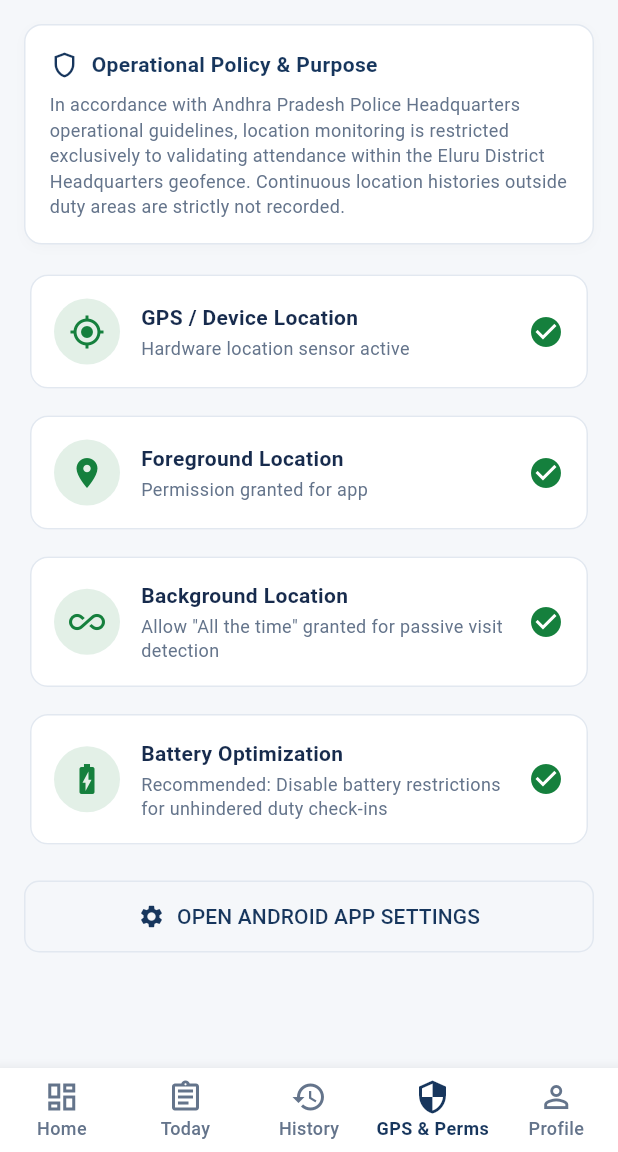
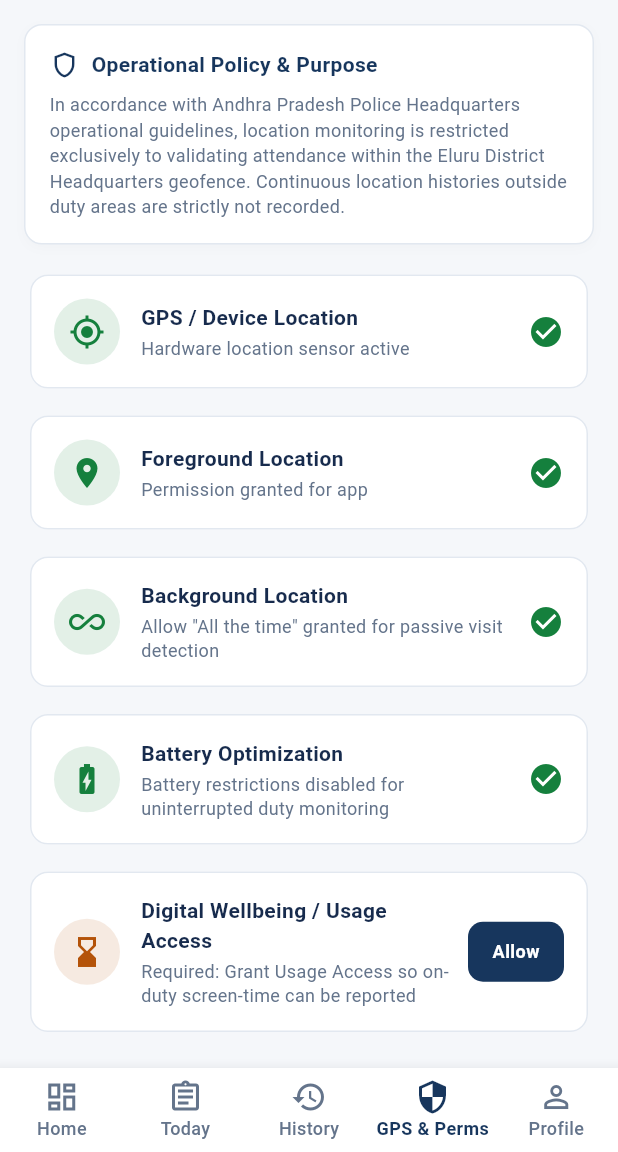
Before and after one commit to sunnynagendla2006-spec/police_attendance, a Flutter app: the HomeDashboardScreen screen opened directly, item 4 of the bottom bar chosen, on a phone screen of 412 x 824 dp, the part 84-1236 px from its top. Run offline on Flutter 3.47's test engine with Material 3 defaults, Android fonts, the phone set to English and light mode, and no system bars; our stand-ins replace geolocator, permission_handler, shared_preferences; missing offline and left inert: usage_stats; accounts and stored records are empty; network calls fail; statements that could not run were skipped.

Commit message:
Enforce mandatory permissions and continuous duty-hour tracking; fix dashboard perf and map flicker
- Gate app entry on a permissions screen requiring location, battery
  optimization exemption, and usage access before reaching the dashboard
- Remove manual location tracking toggle; auto start/stop tracking for the
  mandatory 09:30-18:00 duty window instead
- Add digital wellbeing (screen-time) reporting wired to the existing
  backend /app-usage endpoint
- Fix N+1 queries in the live-locations endpoint (2N+1 -> 2 queries per
  refresh) to speed up the admin dashboard
- Debounce the stale-location flag on the live map so markers stop
  flickering on/off near the staleness threshold

Co-Authored-By: Claude Sonnet 5 <noreply@anthropic.com>

```diff
--- a/constable-app/lib/core/constants.dart
+++ b/constable-app/lib/core/constants.dart
@@ -26,4 +26,17 @@ class AppConstants {
   // Location Quality Thresholds
   static const double maxAcceptableAccuracyMeters = 35.0;
   static const int locationIntervalSeconds = 30;
+
+  // Mandatory Duty Monitoring Window (local device time)
+  // Location tracking runs automatically for the full window below and
+  // cannot be paused by the officer from within the app.
+  static const int dutyStartHour = 9;
+  static const int dutyStartMinute = 30;
+  static const int dutyEndHour = 18;
+  static const int dutyEndMinute = 0;
+  static const int dutyWindowCheckSeconds = 60;
+
+  // Digital Wellbeing
+  static const String keyPermissionsOnboardingComplete = 'permissions_onboarding_complete_flag';
+  static const int appUsageReportIntervalMinutes = 30;
 }
--- a/constable-app/lib/screens/home_dashboard_screen.dart
+++ b/constable-app/lib/screens/home_dashboard_screen.dart
@@ -502,21 +502,30 @@ class _HomeDashboardScreenState extends State<HomeDashboardScreen> {
             ),
             const SizedBox(height: 10),
 
-            OutlinedButton.icon(
-              onPressed: () async {
-                if (isTracking) {
-                  await _locationService.stopTracking();
-                } else {
-                  await _locationService.startTracking();
-                }
-              },
-              icon: Icon(isTracking ? Icons.pause_circle_outline : Icons.play_circle_outline),
-              label: Text(isTracking ? 'PAUSE MONITORING' : 'START CONTINUOUS MONITORING'),
-              style: OutlinedButton.styleFrom(
-                foregroundColor: isTracking ? AppTheme.policeWarning : AppTheme.policeNavy,
-                side: BorderSide(color: isTracking ? AppTheme.policeWarning : AppTheme.borderLight),
-                padding: const EdgeInsets.symmetric(vertical: 14),
-                shape: RoundedRectangleBorder(borderRadius: BorderRadius.circular(10)),
+            Container(
+              padding: const EdgeInsets.symmetric(vertical: 14, horizontal: 14),
+              decoration: BoxDecoration(
+                color: isTracking ? AppTheme.policeSuccess.withOpacity(0.08) : const Color(0xFFF1F5F9),
+                borderRadius: BorderRadius.circular(10),
+                border: Border.all(color: isTracking ? AppTheme.policeSuccess.withOpacity(0.3) : AppTheme.borderLight),
+              ),
+              child: Row(
+                children: [
+                  Icon(
+                    isTracking ? Icons.shield_outlined : Icons.schedule,
+                    color: isTracking ? AppTheme.policeSuccess : AppTheme.textSecondary,
+                    size: 20,
+                  ),
+                  const SizedBox(width: 10),
+                  Expanded(
+                    child: Text(
+                      isTracking
+                          ? 'Duty monitoring is ON (mandatory 09:30 - 18:00). This cannot be paused from the app.'
+                          : 'Outside duty monitoring window (09:30 - 18:00). Monitoring resumes automatically.',
+                      style: const TextStyle(color: AppTheme.textSecondary, fontSize: 12, height: 1.3),
+                    ),
+                  ),
+                ],
               ),
             ),
           ],
--- a/constable-app/lib/screens/permissions_screen.dart
+++ b/constable-app/lib/screens/permissions_screen.dart
@@ -1,37 +1,87 @@
 import 'package:flutter/material.dart';
 import 'package:geolocator/geolocator.dart';
 import 'package:permission_handler/permission_handler.dart';
+import 'package:usage_stats/usage_stats.dart';
 import '../core/theme.dart';
 
 class PermissionsScreen extends StatefulWidget {
-  const PermissionsScreen({super.key});
+  /// When true, renders as a full-screen mandatory onboarding gate with a
+  /// "Continue" button that only unlocks once every required permission is
+  /// granted, and calls [onAllGranted] when the officer taps it.
+  final bool gateMode;
+  final VoidCallback? onAllGranted;
+
+  const PermissionsScreen({super.key, this.gateMode = false, this.onAllGranted});
 
   @override
   State<PermissionsScreen> createState() => _PermissionsScreenState();
 }
 
-class _PermissionsScreenState extends State<PermissionsScreen> {
+class _PermissionsScreenState extends State<PermissionsScreen> with WidgetsBindingObserver {
   bool _isGpsEnabled = false;
   LocationPermission _locationPermission = LocationPermission.denied;
   PermissionStatus _backgroundStatus = PermissionStatus.denied;
+  PermissionStatus _batteryStatus = PermissionStatus.denied;
+  bool _usageAccessGranted = false;
 
   @override
   void initState() {
     super.initState();
+    WidgetsBinding.instance.addObserver(this);
     _checkAllPermissions();
+  }
+
+  @override
+  void dispose() {
+    WidgetsBinding.instance.removeObserver(this);
+    super.dispose();
+  }
+
+  @override
+  void didChangeAppLifecycleState(AppLifecycleState state) {
+    // Officers often grant permissions from Settings, then return to the
+    // app - re-check immediately so the gate unlocks without a manual pull.
+    if (state == AppLifecycleState.resumed) {
+      _checkAllPermissions();
+    }
+  }
+
+  bool get _allMandatoryGranted {
+    final hasForeground = _locationPermission == LocationPermission.always || _locationPermission == LocationPermission.whileInUse;
+    final hasBackground = _locationPermission == LocationPermission.always || _backgroundStatus.isGranted;
+    return _isGpsEnabled && hasForeground && hasBackground && _batteryStatus.isGranted && _usageAccessGranted;
   }
 
   Future<void> _checkAllPermissions() async {
     final gps = await Geolocator.isLocationServiceEnabled();
     final locPerm = await Geolocator.checkPermission();
     final bgStatus = await Permission.locationAlways.status;
+    final batteryStatus = await Permission.ignoreBatteryOptimizations.status;
+    bool usageGranted = false;
+    try {
+      usageGranted = await UsageStats.checkUsagePermission() ?? false;
+    } catch (_) {
+      usageGranted = false;
+    }
 
+    if (!mounted) return;
     setState(() {
       _isGpsEnabled = gps;
       _locationPermission = locPerm;
       _backgroundStatus = bgStatus;
+      _batteryStatus = batteryStatus;
+      _usageAccessGranted = usageGranted;
     });
+
+    // Skip the gate instantly on subsequent launches once everything is
+    // already granted, instead of forcing the officer to tap Continue.
+    if (widget.gateMode && _allMandatoryGranted && !_autoAdvanced) {
+      _autoAdvanced = true;
+      widget.onAllGranted?.call();
+    }
   }
+
+  bool _autoAdvanced = false;
 
   Future<void> _requestLocationPermission() async {
     await Geolocator.requestPermission();
@@ -40,6 +90,18 @@ class _PermissionsScreenState extends State<PermissionsScreen> {
 
   Future<void> _requestBackgroundPermission() async {
     await Permission.locationAlways.request();
+    await _checkAllPermissions();
+  }
+
+  Future<void> _requestBatteryOptimizationExemption() async {
+    await Permission.ignoreBatteryOptimizations.request();
+    await _checkAllPermissions();
+  }
+
+  Future<void> _requestUsageAccess() async {
+    // Usage Access cannot be granted via a runtime dialog - Android requires
+    // the officer to flip it on in the dedicated system settings screen.
+    await UsageStats.grantUsagePermission();
     await _checkAllPermissions();
   }
 
@@ -102,7 +164,7 @@ class _PermissionsScreenState extends State<PermissionsScreen> {
     final hasForeground = _locationPermission == LocationPermission.always || _locationPermission == LocationPermission.whileInUse;
     final hasBackground = _locationPermission == LocationPermission.always || _backgroundStatus.isGranted;
 
-    return SingleChildScrollView(
+    final body = SingleChildScrollView(
       padding: const EdgeInsets.all(16.0),
       child: Column(
         crossAxisAlignment: CrossAxisAlignment.stretch,
@@ -179,10 +241,24 @@ class _PermissionsScreenState extends State<PermissionsScreen> {
           _buildStatusRow(
             icon: Icons.battery_charging_full,
             title: 'Battery Optimization',
-            subtitle: 'Recommended: Disable battery restrictions for unhindered duty check-ins',
-            isGranted: true,
-            onRequest: () => openAppSettings(),
-            buttonText: 'Settings',
+            subtitle: _batteryStatus.isGranted
+                ? 'Battery restrictions disabled for uninterrupted duty monitoring'
+                : 'Required: Disable battery restrictions so monitoring is not killed in the background',
+            isGranted: _batteryStatus.isGranted,
+            onRequest: _requestBatteryOptimizationExemption,
+            buttonText: 'Allow',
+          ),
+          const SizedBox(height: 10),
+
+          _buildStatusRow(
+            icon: Icons.hourglass_bottom,
+            title: 'Digital Wellbeing / Usage Access',
+            subtitle: _usageAccessGranted
+                ? 'Screen-time and app-usage reporting enabled'
+                : 'Required: Grant Usage Access so on-duty screen-time can be reported',
+            isGranted: _usageAccessGranted,
+            onRequest: _requestUsageAccess,
+            buttonText: 'Allow',
           ),
           const SizedBox(height: 20),
 
@@ -197,7 +273,40 @@ class _PermissionsScreenState extends State<PermissionsScreen> {
               shape: RoundedRectangleBorder(borderRadius: BorderRadius.circular(10)),
             ),
           ),
+
+          if (widget.gateMode) ...[
+            const SizedBox(height: 16),
+            ElevatedButton(
+              onPressed: _allMandatoryGranted ? widget.onAllGranted : null,
+              style: ElevatedButton.styleFrom(
+                backgroundColor: AppTheme.policeNavy,
+                disabledBackgroundColor: AppTheme.borderLight,
+                padding: const EdgeInsets.symmetric(vertical: 16),
+                shape: RoundedRectangleBorder(borderRadius: BorderRadius.circular(10)),
+              ),
+              child: Text(
+                _allMandatoryGranted ? 'CONTINUE TO DASHBOARD' : 'GRANT ALL PERMISSIONS TO CONTINUE',
+                style: const TextStyle(fontWeight: FontWeight.w700),
+              ),
+            ),
+          ],
         ],
+      ),
+    );
+
+    if (!widget.gateMode) return body;
+
+    return PopScope(
+      canPop: false,
+      child: Scaffold(
+        backgroundColor: AppTheme.pageBackground,
+        appBar: AppBar(
+          title: const Text('Required Permissions'),
+          backgroundColor: AppTheme.policeNavy,
+          foregroundColor: Colors.white,
+          automaticallyImplyLeading: false,
+        ),
+        body: body,
       ),
     );
   }
--- a/constable-app/lib/services/location_service.dart
+++ b/constable-app/lib/services/location_service.dart
@@ -5,6 +5,7 @@ import 'package:shared_preferences/shared_preferences.dart';
 import '../core/constants.dart';
 import '../models/location_observation.dart';
 import 'api_service.dart';
+import 'digital_wellbeing_service.dart';
 import 'offline_queue_service.dart';
 
 enum TrackingState {
@@ -24,9 +25,11 @@ class LocationTrackingService extends ChangeNotifier {
 
   final ApiService _apiService = ApiService();
   final OfflineQueueService _queueService = OfflineQueueService();
+  final DigitalWellbeingService _wellbeingService = DigitalWellbeingService();
 
   StreamSubscription<Position>? _positionStream;
   Timer? _heartbeatTimer;
+  Timer? _dutyWindowTimer;
 
   bool _isTracking = false;
   TrackingState _state = TrackingState.unknown;
@@ -71,6 +74,16 @@ class LocationTrackingService extends ChangeNotifier {
     notifyListeners();
   }
 
+  /// True while the current local device time falls inside the mandatory
+  /// duty monitoring window (09:30 - 18:00). Officers cannot opt out of
+  /// monitoring during this window from within the app.
+  bool isWithinDutyWindow([DateTime? at]) {
+    final now = at ?? DateTime.now();
+    final start = DateTime(now.year, now.month, now.day, AppConstants.dutyStartHour, AppConstants.dutyStartMinute);
+    final end = DateTime(now.year, now.month, now.day, AppConstants.dutyEndHour, AppConstants.dutyEndMinute);
+    return !now.isBefore(start) && !now.isAfter(end);
+  }
+
   Future<void> initialize() async {
     final cachedHq = await _apiService.getCachedHeadquarters();
     if (cachedHq != null) {
@@ -80,10 +93,24 @@ class LocationTrackingService extends ChangeNotifier {
       _hqRadius = cachedHq.radiusMeters;
     }
 
-    final prefs = await SharedPreferences.getInstance();
-    final shouldTrack = prefs.getBool(AppConstants.keyTrackingActive) ?? false;
-    if (shouldTrack) {
+    // Tracking is no longer a manual officer-controlled toggle. It is
+    // enforced automatically for the entire 09:30-18:00 duty window as
+    // long as the device is within that window, and a watcher re-checks
+    // every minute so it starts/stops itself without any user action.
+    await _evaluateDutyWindow();
+    _dutyWindowTimer?.cancel();
+    _dutyWindowTimer = Timer.periodic(
+      const Duration(seconds: AppConstants.dutyWindowCheckSeconds),
+      (_) => _evaluateDutyWindow(),
+    );
+  }
+
+  Future<void> _evaluateDutyWindow() async {
+    final inWindow = isWithinDutyWindow();
+    if (inWindow && !_isTracking) {
       await startTracking();
+    } else if (!inWindow && _isTracking) {
+      await stopTracking(officerInitiated: false);
     }
   }
 
@@ -127,6 +154,8 @@ class LocationTrackingService extends ChangeNotifier {
     _statusMessage = 'Location monitoring active';
     notifyListeners();
 
+    _wellbeingService.start();
+
     // 1. Get initial position immediately
     await sendCurrentLocation();
 
@@ -153,13 +182,19 @@ class LocationTrackingService extends ChangeNotifier {
     });
   }
 
-  Future<void> stopTracking() async {
+  /// Stops the active location stream. [officerInitiated] is always false
+  /// now that the officer has no manual pause control - this only fires
+  /// when the duty window watcher detects time has passed 18:00.
+  Future<void> stopTracking({bool officerInitiated = false}) async {
     _isTracking = false;
     _positionStream?.cancel();
     _heartbeatTimer?.cancel();
+    _wellbeingService.stop();
     final prefs = await SharedPreferences.getInstance();
     await prefs.setBool(AppConstants.keyTrackingActive, false);
-    _statusMessage = 'Tracking paused by officer';
+    _statusMessage = isWithinDutyWindow()
+        ? 'Tracking stopped'
+        : 'Outside duty monitoring window (09:30 - 18:00)';
     notifyListeners();
   }
 
@@ -237,6 +272,7 @@ class LocationTrackingService extends ChangeNotifier {
   void dispose() {
     _positionStream?.cancel();
     _heartbeatTimer?.cancel();
+    _dutyWindowTimer?.cancel();
     super.dispose();
   }
 }
--- a/constable-app/pubspec.yaml
+++ b/constable-app/pubspec.yaml
@@ -40,6 +40,7 @@ dependencies:
   permission_handler: ^11.3.1
   intl: ^0.20.3
   uuid: ^4.5.1
+  usage_stats: ^2.0.1
 
 dev_dependencies:
   flutter_test:
```
Also changed, not shown: constable-app/lib/screens/login_screen.dart (+22 -9 lines), constable-app/lib/services/api_service.dart (+17 -0 lines), constable-app/lib/services/digital_wellbeing_service.dart (added, +77 -0 lines), constable-app/pubspec.lock, 4 other files.
